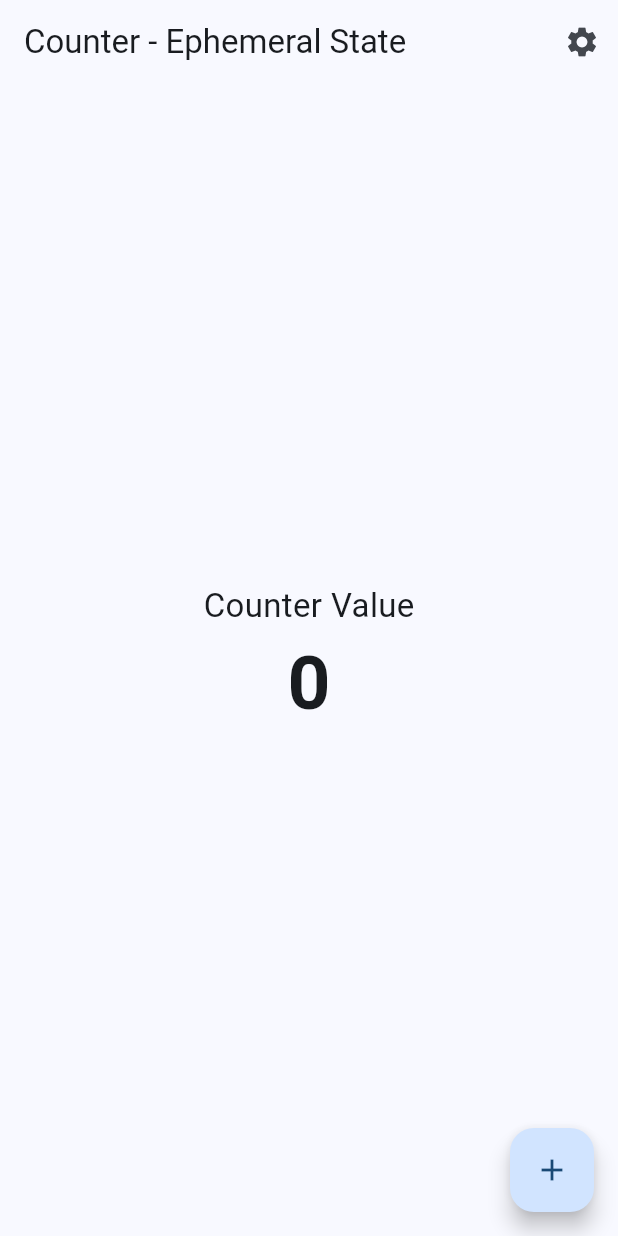
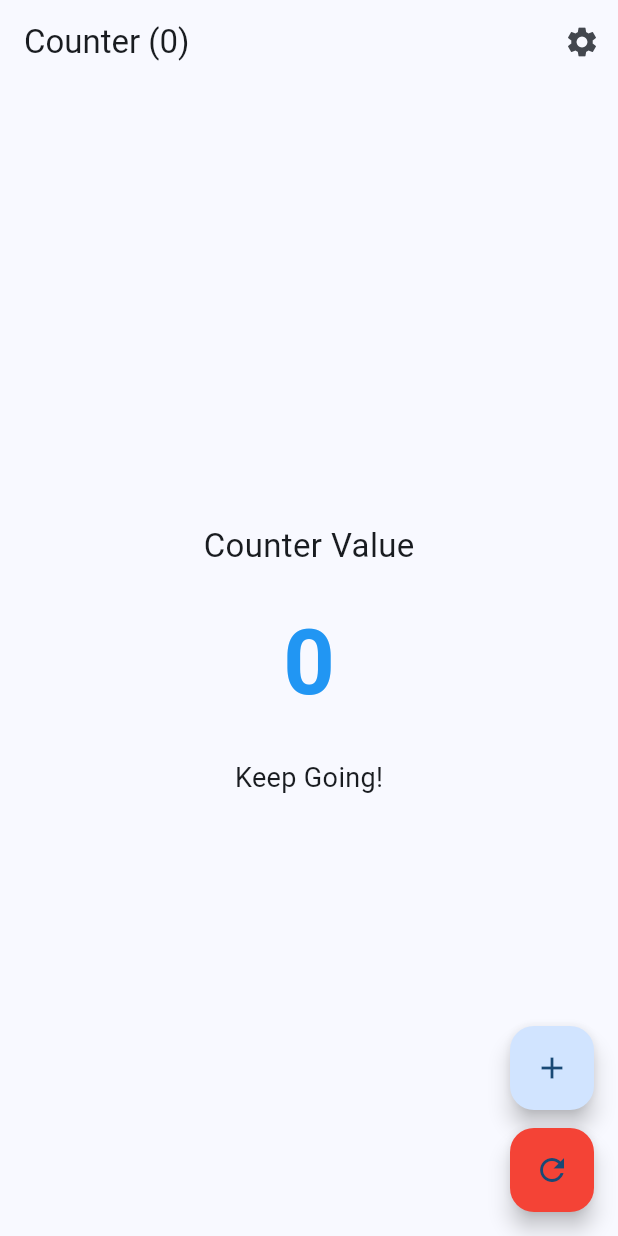
Before and after one commit to riverashirene8-cmyk/rivera_advmobprogAY2627, a Flutter app: the screen it shows after launch, on a phone screen of 412 x 824 dp. Run offline on Flutter 3.47's test engine with Material 3 defaults, Android fonts, the phone set to English and light mode, and no system bars.

Commit message:
lab_act1

```diff
--- a/rivera_advmobprog/lib/main.dart
+++ b/rivera_advmobprog/lib/main.dart
@@ -1,90 +1,49 @@
-
 import 'package:flutter/material.dart';
 import 'package:provider/provider.dart';
+
 import 'models/theme_provider.dart';
 import 'screens/counter_screen.dart';
 
-
-/// Main function of the Flutter application.
-/// Starts the app and provides ThemeProvider globally.
 void main() {
-
   runApp(
-
     ChangeNotifierProvider(
-
-      // Creates the global theme state.
-      create: (context) => ThemeProvider(),
-
+      create: (_) => ThemeProvider(),
       child: const MyApp(),
-
     ),
-
   );
-
 }
 
-
-/// Root widget of the application.
-/// Controls the application theme.
 class MyApp extends StatelessWidget {
-
   const MyApp({super.key});
 
-
-  /// Builds the Material application.
   @override
   Widget build(BuildContext context) {
-
-
-    // Gets the current theme state from Provider.
-    final themeProvider =
-        Provider.of<ThemeProvider>(context);
-
+    final themeProvider = Provider.of<ThemeProvider>(context);
 
     return MaterialApp(
-
       debugShowCheckedModeBanner: false,
-
-
       title: "Ephemeral vs App State",
 
-
-      // Normal light theme.
       theme: ThemeData(
-
-        brightness: Brightness.light,
-
         colorScheme: ColorScheme.fromSeed(
           seedColor: Colors.blue,
         ),
-
+        useMaterial3: true,
       ),
 
-
-      // Dark theme.
       darkTheme: ThemeData(
-
         brightness: Brightness.dark,
-
         colorScheme: ColorScheme.fromSeed(
           seedColor: Colors.deepPurple,
-
           brightness: Brightness.dark,
         ),
-
+        useMaterial3: true,
       ),
 
+      themeMode:
+          themeProvider.isDark ? ThemeMode.dark : ThemeMode.light,
 
-      // Chooses which theme to display.
-      themeMode: themeProvider.isDark
-          ? ThemeMode.dark
-          : ThemeMode.light,
-
-
-      // First screen of the application.
       home: const CounterScreen(),
-
     );
   }
 }
--- a/rivera_advmobprog/lib/screens/counter_screen.dart
+++ b/rivera_advmobprog/lib/screens/counter_screen.dart
@@ -2,158 +2,132 @@ import 'package:flutter/material.dart';
 
 import 'settings_screen.dart';
 
-
-/// CounterScreen demonstrates Ephemeral State.
-/// The counter value only belongs to this widget.
 class CounterScreen extends StatefulWidget {
-
   const CounterScreen({super.key});
 
+  @override
+  State<CounterScreen> createState() => _CounterScreenState();
+}
+
+class _CounterScreenState extends State<CounterScreen> {
+  int counter = 0;
+
+  void increaseCounter() {
+    setState(() {
+      counter++;
+    });
+
+    ScaffoldMessenger.of(context).showSnackBar(
+      SnackBar(
+        content: Text("Counter increased to $counter"),
+        duration: const Duration(milliseconds: 700),
+      ),
+    );
+  }
+
+  void resetCounter() {
+    setState(() {
+      counter = 0;
+    });
+
+    ScaffoldMessenger.of(context).showSnackBar(
+      const SnackBar(
+        content: Text("Counter has been reset."),
+        duration: Duration(milliseconds: 700),
+      ),
+    );
+  }
+
+  Color getCounterColor() {
+    if (counter >= 20) {
+      return Colors.red;
+    } else if (counter >= 10) {
+      return Colors.green;
+    } else {
+      return Colors.blue;
+    }
+  }
 
   @override
-  State<CounterScreen> createState() =>
-      _CounterScreenState();
-
-}
-
-
-/// State class that manages the counter value.
-class _CounterScreenState extends State<CounterScreen> {
-
-
-  // Local state variable.
-  int counter = 0;
-
-
-
-  /// Adds one to the counter value.
-  void increaseCounter() {
-
-    setState(() {
-
-      counter++;
-
-    });
-
-  }
-
-
-
-  /// Builds the counter screen interface.
-  @override
   Widget build(BuildContext context) {
-
-
     return Scaffold(
-
-
       appBar: AppBar(
-
-        title: const Text(
-          "Counter - Ephemeral State",
+        title: Text(
+          "Counter ($counter)",
         ),
 
-
         actions: [
-
-
-          // Opens the theme settings screen.
           IconButton(
-
-            icon: const Icon(
-              Icons.settings,
+            icon: const Icon(Icons.settings),
+            onPressed: () {
+              Navigator.push(
+                context,
+                MaterialPageRoute(
+                  builder: (_) => const SettingsScreen(),
+                ),
+              );
+            },
+          ),
+        ],
       ),
 
-
-            onPressed: () {
-
-
-              Navigator.push(
-
-                context,
-
-                MaterialPageRoute(
-
-                  builder: (context) =>
-                      const SettingsScreen(),
-
+      body: Center(
+        child: Column(
+          mainAxisAlignment: MainAxisAlignment.center,
+          children: [
+            const Text(
+              "Counter Value",
+              style: TextStyle(
+                fontSize: 22,
+              ),
             ),
 
-              );
+            const SizedBox(height: 20),
 
-
-            },
-
+            Text(
+              "$counter",
+              style: TextStyle(
+                fontSize: 60,
+                fontWeight: FontWeight.bold,
+                color: getCounterColor(),
+              ),
             ),
 
+            const SizedBox(height: 20),
 
+            Text(
+              counter >= 20
+                  ? "Excellent!"
+                  : counter >= 10
+                      ? "Great!"
+                      : "Keep Going!",
+              style: const TextStyle(
+                fontSize: 18,
+              ),
+            ),
           ],
-
+        ),
       ),
 
-
-
-      body: Center(
-
-        child: Column(
-
-          mainAxisAlignment:
-              MainAxisAlignment.center,
-
-
+      floatingActionButton: Column(
+        mainAxisSize: MainAxisSize.min,
         children: [
-
-
-            const Text(
-
-              "Counter Value",
-
-              style: TextStyle(
-
-                fontSize: 22,
-
+          FloatingActionButton(
+            heroTag: "add",
+            onPressed: increaseCounter,
+            child: const Icon(Icons.add),
           ),
 
+          const SizedBox(height: 12),
+
+          FloatingActionButton(
+            heroTag: "reset",
+            backgroundColor: Colors.red,
+            onPressed: counter == 0 ? null : resetCounter,
+            child: const Icon(Icons.refresh),
           ),
-
-
-
-            Text(
-
-              "$counter",
-
-              style: const TextStyle(
-
-                fontSize: 50,
-
-                fontWeight: FontWeight.bold,
-
+        ],
       ),
-
-            ),
-
-
-          ],
-
-        ),
-
-      ),
-
-
-
-      floatingActionButton: FloatingActionButton(
-
-        onPressed: increaseCounter,
-
-        child: const Icon(
-          Icons.add,
-        ),
-
-      ),
-
-
     );
-
   }
-
 }
--- a/rivera_advmobprog/lib/screens/settings_screen.dart
+++ b/rivera_advmobprog/lib/screens/settings_screen.dart
@@ -1,61 +1,29 @@
 import 'package:flutter/material.dart';
 import 'package:provider/provider.dart';
+
 import '../models/theme_provider.dart';
 
-
-/// Settings screen controls the app-wide theme.
 class SettingsScreen extends StatelessWidget {
-
   const SettingsScreen({super.key});
-
 
   @override
   Widget build(BuildContext context) {
-
-
-    final themeProvider =
-        Provider.of<ThemeProvider>(context);
-
-
+    final themeProvider = Provider.of<ThemeProvider>(context);
 
     return Scaffold(
-
       appBar: AppBar(
-
-        title: const Text(
-          "Theme Settings",
-        ),
-
+        title: const Text("Theme Settings"),
       ),
 
-
-
       body: Center(
-
         child: SwitchListTile(
-
-          title: const Text(
-            "Dark Mode",
-          ),
-
-
+          title: const Text("Dark Mode"),
           value: themeProvider.isDark,
-
-
-          // Changes the entire app theme.
-          onChanged: (value) {
-
+          onChanged: (_) {
             themeProvider.toggleTheme();
-
           },
-
-
         ),
-
       ),
-
     );
-
   }
-
 }
```
Also changed, not shown: rivera_advmobprog/lib/models/theme_provider.dart (+0 -11 lines). Lines whose indentation alone changed are shown as unchanged.
